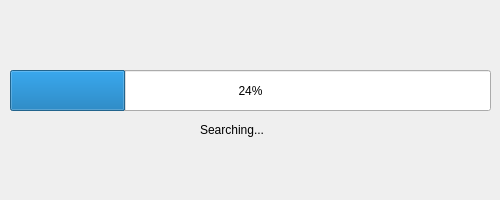
Before: the Qt Designer form searchprocessbox.ui in electronicengine/SearchingBot, drawn with Qt 5.
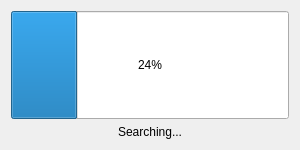
After: the same form once the commit is applied.

```diff
--- a/searchprocessbox.ui
+++ b/searchprocessbox.ui
@@ -6,8 +6,8 @@
    <rect>
     <x>0</x>
     <y>0</y>
-    <width>500</width>
-    <height>200</height>
+    <width>300</width>
+    <height>150</height>
    </rect>
   </property>
   <property name="windowTitle">
@@ -32,32 +32,31 @@
 }
 }</string>
   </property>
+  <layout class="QVBoxLayout" name="verticalLayout">
+   <item>
   <widget class="QProgressBar" name="progressBar">
-   <property name="geometry">
-    <rect>
-     <x>10</x>
-     <y>70</y>
-     <width>481</width>
-     <height>41</height>
-    </rect>
+     <property name="sizePolicy">
+      <sizepolicy hsizetype="Expanding" vsizetype="Expanding">
+       <horstretch>0</horstretch>
+       <verstretch>0</verstretch>
+      </sizepolicy>
    </property>
    <property name="value">
     <number>24</number>
    </property>
   </widget>
+   </item>
+   <item>
   <widget class="QLabel" name="label">
-   <property name="geometry">
-    <rect>
-     <x>200</x>
-     <y>120</y>
-     <width>91</width>
-     <height>19</height>
-    </rect>
-   </property>
    <property name="text">
     <string>Searching...</string>
    </property>
-  </widget>
+     <property name="alignment">
+      <set>Qt::AlignCenter</set>
+     </property>
+    </widget>
+   </item>
+  </layout>
  </widget>
  <resources/>
  <connections/>
```
Lines whose indentation alone changed are shown as unchanged.
